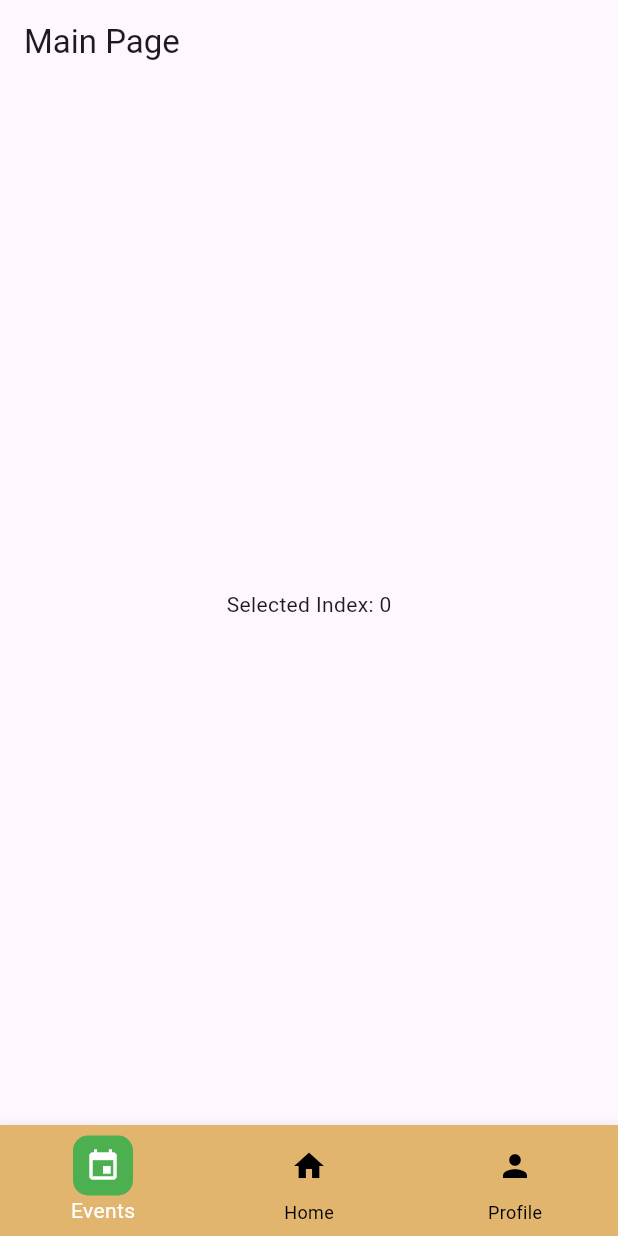
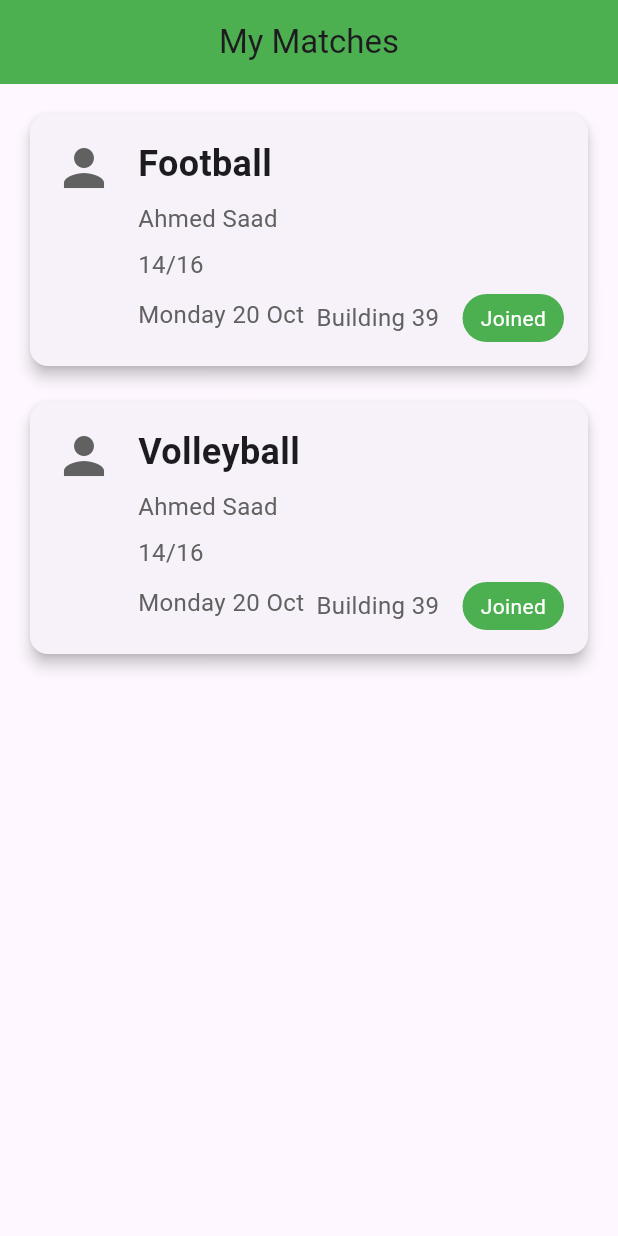
Before and after one commit to yousef1mb/KFUPM_Sports, a Flutter app: the screen it shows after launch, on a phone screen of 412 x 824 dp. Run offline on Flutter 3.47's test engine with Material 3 defaults, Android fonts, the phone set to English and light mode, and no system bars.

Commit message:
match_card layout

```diff
--- a/lib/features/main_page/presentation/views/main_page_view.dart
+++ b/lib/features/main_page/presentation/views/main_page_view.dart
@@ -1,34 +1,37 @@
 import 'package:flutter/material.dart';
-import "package:kfupm_sports/features/main_page/presentation/widgets/bottom_navigation_bar.dart";
+import 'package:kfupm_sports/features/main_page/presentation/widgets/match_card.dart'; // Update this path based on your structure
 
-class MainPageView extends StatefulWidget {
-  @override
-  _MainPageViewState createState() => _MainPageViewState();
-}
-
-class _MainPageViewState extends State<MainPageView> {
-  int _currentIndex = 0;
-
-  void _onItemTapped(int index) {
-    setState(() {
-      _currentIndex = index;
-    });
-    // Here you can handle navigation to different pages based on the index
-  }
-
+class MainPageView extends StatelessWidget {
   @override
   Widget build(BuildContext context) {
     return Scaffold(
       appBar: AppBar(
-        title: Text('Main Page'),
+        title: Text('My Matches'),
+        centerTitle: true,
+        backgroundColor: Colors.green,
       ),
-      body: Center(
-        child: Text(
-            'Selected Index: $_currentIndex'), // Placeholder for the body content
-      ),
-      bottomNavigationBar: BottomNavigationBarWidget(
-        currentIndex: _currentIndex,
-        onTap: _onItemTapped,
+      body: Padding(
+        padding: const EdgeInsets.all(16.0),
+        child: Column(
+          crossAxisAlignment: CrossAxisAlignment.start,
+          children: [
+            MatchCard(
+              sport: 'Football',
+              player: 'Ahmed Saad',
+              date: 'Monday 20 Oct',
+              location: 'Building 39',
+              playersJoined: '14/16',
+            ),
+            SizedBox(height: 16), // Spacing between cards
+            MatchCard(
+              sport: 'Volleyball',
+              player: 'Ahmed Saad',
+              date: 'Monday 20 Oct',
+              location: 'Building 39',
+              playersJoined: '14/16',
+            ),
+          ],
+        ),
       ),
     );
   }
--- /dev/null
+++ b/lib/features/main_page/presentation/widgets/match_card.dart
@@ -0,0 +1,106 @@
+import 'package:flutter/material.dart';
+
+class MatchCard extends StatelessWidget {
+  final String sport;
+  final String player;
+  final String date;
+  final String location;
+  final String playersJoined;
+
+  const MatchCard({
+    Key? key,
+    required this.sport,
+    required this.player,
+    required this.date,
+    required this.location,
+    required this.playersJoined,
+  }) : super(key: key);
+
+  @override
+  Widget build(BuildContext context) {
+    return Card(
+      elevation: 4,
+      child: Padding(
+        padding: const EdgeInsets.all(16.0),
+        child: Row(
+          crossAxisAlignment: CrossAxisAlignment.start,
+          children: [
+            // Profile Icon
+            Icon(
+              Icons.person,
+              size: 40,
+              color: Colors.grey[700],
+            ),
+            SizedBox(width: 16), // Space between icon and text
+            Expanded(
+              child: Column(
+                crossAxisAlignment: CrossAxisAlignment.start,
+                children: [
+                  Text(
+                    sport,
+                    style: TextStyle(fontSize: 24, fontWeight: FontWeight.bold),
+                  ),
+                  SizedBox(height: 8),
+                  Text(
+                    player,
+                    style: TextStyle(fontSize: 16, color: Colors.grey[700]),
+                  ),
+                  SizedBox(height: 8),
+                  Text(
+                    playersJoined,
+                    style: TextStyle(fontSize: 16, color: Colors.grey[700]),
+                  ),
+                  SizedBox(height: 8),
+                  Row(
+                    mainAxisAlignment: MainAxisAlignment.spaceBetween,
+                    children: [
+                      // Combine date and location in the same row
+                      Row(
+                        children: [
+                          Column(
+                            crossAxisAlignment: CrossAxisAlignment.start,
+                            children: [
+                              Text(
+                                date,
+                                style: TextStyle(
+                                    fontSize: 16, color: Colors.grey[700]),
+                              ),
+                              SizedBox(height: 4),
+                            ],
+                          ),
+                          SizedBox(width: 8), // Space between date and location
+                          Column(
+                            crossAxisAlignment: CrossAxisAlignment.start,
+                            children: [
+                              Text(
+                                location,
+                                style: TextStyle(
+                                    fontSize: 16, color: Colors.grey[700]),
+                              ),
+                            ],
+                          ),
+                        ],
+                      ),
+                      Container(
+                        padding:
+                            EdgeInsets.symmetric(horizontal: 12, vertical: 6),
+                        decoration: BoxDecoration(
+                          color: Colors.green,
+                          borderRadius: BorderRadius.circular(30),
+                        ),
+                        child: Text(
+                          'Joined',
+                          style: TextStyle(color: Colors.white),
+                        ),
+                      ),
+                    ],
+                  ),
+                ],
+              ),
+            ),
+          ],
+        ),
+      ),
+    );
+  }
+}
--- a/lib/main.dart
+++ b/lib/main.dart
@@ -1,5 +1,3 @@
-// lib/features/main_page/main.dart
-
 import 'package:flutter/material.dart';
 import 'package:kfupm_sports/features/main_page/presentation/views/main_page_view.dart';
 
```
